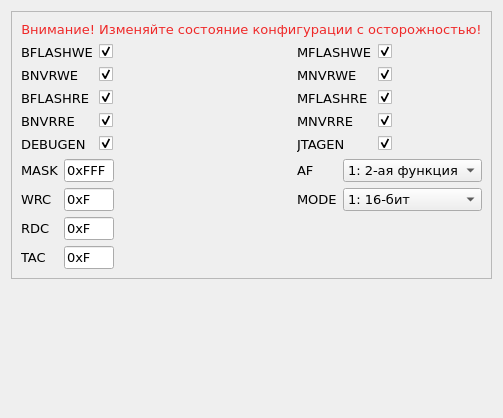
This is app/ui/config028.ui in ntsfv/flasher as Qt 5 draws it before an edit. The edited form follows.
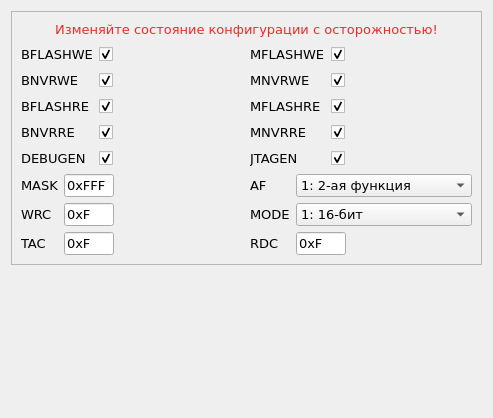
This is the edited form.

The edit to the form file:
```diff
--- a/app/ui/config028.ui
+++ b/app/ui/config028.ui
@@ -35,7 +35,7 @@
       <item>
        <widget class="QLabel" name="lbl_warn0">
         <property name="text">
-         <string>&lt;html&gt;&lt;head/&gt;&lt;body&gt;&lt;p&gt;&lt;span style=&quot; color:#ef2929;&quot;&gt;Внимание! Изменяйте состояние конфигурации с осторожностью!&lt;/span&gt;&lt;/p&gt;&lt;/body&gt;&lt;/html&gt;</string>
+         <string>&lt;html&gt;&lt;head/&gt;&lt;body&gt;&lt;p&gt;&lt;span style=&quot; color:#ef2929;&quot;&gt;Изменяйте состояние конфигурации с осторожностью!&lt;/span&gt;&lt;/p&gt;&lt;/body&gt;&lt;/html&gt;</string>
         </property>
         <property name="textFormat">
          <enum>Qt::RichText</enum>
@@ -96,29 +96,6 @@
            </widget>
           </item>
           <item row="2" column="0">
-           <widget class="QLabel" name="lbl_rdc">
-            <property name="toolTip">
-             <string>&lt;html&gt;&lt;head/&gt;&lt;body&gt;&lt;p align=&quot;justify&quot;&gt;0 - запрещение записи и стирания основной области Flash-памяти&lt;/p&gt;&lt;p align=&quot;justify&quot;&gt;1 - разрешение записи и стирания основной области Flash-памяти&lt;/p&gt;&lt;/body&gt;&lt;/html&gt;</string>
-            </property>
-            <property name="text">
-             <string>RDC</string>
-            </property>
-           </widget>
-          </item>
-          <item row="2" column="1">
-           <widget class="QLineEdit" name="ledit_rdc">
-            <property name="maximumSize">
-             <size>
-              <width>50</width>
-              <height>23</height>
-             </size>
-            </property>
-            <property name="text">
-             <string>0xF</string>
-            </property>
-           </widget>
-          </item>
-          <item row="3" column="0">
            <widget class="QLabel" name="lbl_tac">
             <property name="toolTip">
              <string>&lt;html&gt;&lt;head/&gt;&lt;body&gt;&lt;p align=&quot;justify&quot;&gt;0 - запрещение записи и стирания основной области Flash-памяти&lt;/p&gt;&lt;p align=&quot;justify&quot;&gt;1 - разрешение записи и стирания основной области Flash-памяти&lt;/p&gt;&lt;/body&gt;&lt;/html&gt;</string>
@@ -128,7 +105,7 @@
             </property>
            </widget>
           </item>
-          <item row="3" column="1">
+          <item row="2" column="1">
            <widget class="QLineEdit" name="ledit_tac">
             <property name="maximumSize">
              <size>
@@ -157,6 +134,12 @@
           </item>
           <item row="0" column="1">
            <widget class="QCheckBox" name="chbox_bflashwe">
+            <property name="minimumSize">
+             <size>
+              <width>0</width>
+              <height>20</height>
+             </size>
+            </property>
             <property name="text">
              <string/>
             </property>
@@ -177,6 +160,12 @@
           </item>
           <item row="1" column="1">
            <widget class="QCheckBox" name="chbox_bnvrwe">
+            <property name="minimumSize">
+             <size>
+              <width>0</width>
+              <height>20</height>
+             </size>
+            </property>
             <property name="text">
              <string/>
             </property>
@@ -197,6 +186,12 @@
           </item>
           <item row="4" column="1">
            <widget class="QCheckBox" name="chbox_debugen">
+            <property name="minimumSize">
+             <size>
+              <width>0</width>
+              <height>20</height>
+             </size>
+            </property>
             <property name="text">
              <string/>
             </property>
@@ -227,6 +222,12 @@
           </item>
           <item row="2" column="1">
            <widget class="QCheckBox" name="chbox_bflashre">
+            <property name="minimumSize">
+             <size>
+              <width>0</width>
+              <height>20</height>
+             </size>
+            </property>
             <property name="text">
              <string/>
             </property>
@@ -237,6 +238,12 @@
           </item>
           <item row="3" column="1">
            <widget class="QCheckBox" name="chbox_bnvrre">
+            <property name="minimumSize">
+             <size>
+              <width>0</width>
+              <height>20</height>
+             </size>
+            </property>
             <property name="text">
              <string/>
             </property>
@@ -261,6 +268,12 @@
           </item>
           <item row="0" column="1">
            <widget class="QCheckBox" name="chbox_mflashwe">
+            <property name="minimumSize">
+             <size>
+              <width>0</width>
+              <height>20</height>
+             </size>
+            </property>
             <property name="text">
              <string/>
             </property>
@@ -281,6 +294,12 @@
           </item>
           <item row="1" column="1">
            <widget class="QCheckBox" name="chbox_mnvrwe">
+            <property name="minimumSize">
+             <size>
+              <width>0</width>
+              <height>20</height>
+             </size>
+            </property>
             <property name="text">
              <string/>
             </property>
@@ -301,6 +320,12 @@
           </item>
           <item row="4" column="1">
            <widget class="QCheckBox" name="chbox_jtagen">
+            <property name="minimumSize">
+             <size>
+              <width>0</width>
+              <height>20</height>
+             </size>
+            </property>
             <property name="text">
              <string/>
             </property>
@@ -331,6 +356,12 @@
           </item>
           <item row="2" column="1">
            <widget class="QCheckBox" name="chbox_mflashre">
+            <property name="minimumSize">
+             <size>
+              <width>0</width>
+              <height>20</height>
+             </size>
+            </property>
             <property name="text">
              <string/>
             </property>
@@ -341,6 +372,12 @@
           </item>
           <item row="3" column="1">
            <widget class="QCheckBox" name="chbox_mnvrre">
+            <property name="minimumSize">
+             <size>
+              <width>0</width>
+              <height>20</height>
+             </size>
+            </property>
             <property name="text">
              <string/>
             </property>
@@ -419,6 +456,29 @@
             </item>
            </widget>
           </item>
+          <item row="2" column="0">
+           <widget class="QLabel" name="lbl_rdc">
+            <property name="toolTip">
+             <string>&lt;html&gt;&lt;head/&gt;&lt;body&gt;&lt;p align=&quot;justify&quot;&gt;0 - запрещение записи и стирания основной области Flash-памяти&lt;/p&gt;&lt;p align=&quot;justify&quot;&gt;1 - разрешение записи и стирания основной области Flash-памяти&lt;/p&gt;&lt;/body&gt;&lt;/html&gt;</string>
+            </property>
+            <property name="text">
+             <string>RDC</string>
+            </property>
+           </widget>
+          </item>
+          <item row="2" column="1">
+           <widget class="QLineEdit" name="ledit_rdc">
+            <property name="maximumSize">
+             <size>
+              <width>50</width>
+              <height>23</height>
+             </size>
+            </property>
+            <property name="text">
+             <string>0xF</string>
+            </property>
+           </widget>
+          </item>
          </layout>
         </item>
        </layout>
```
